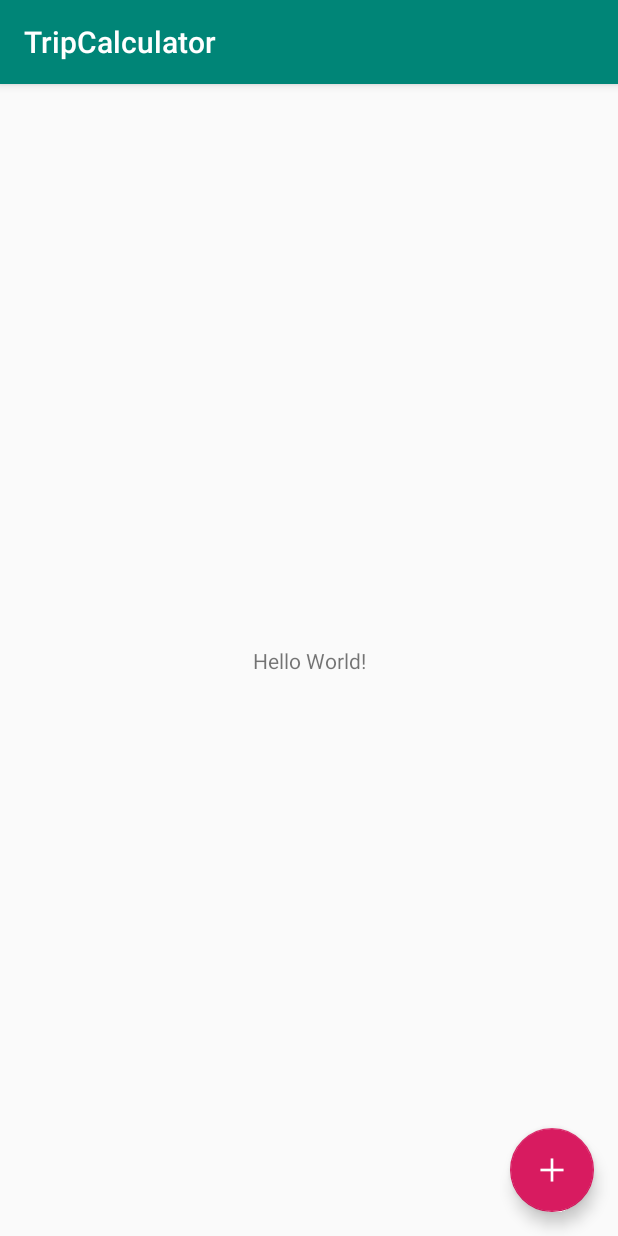
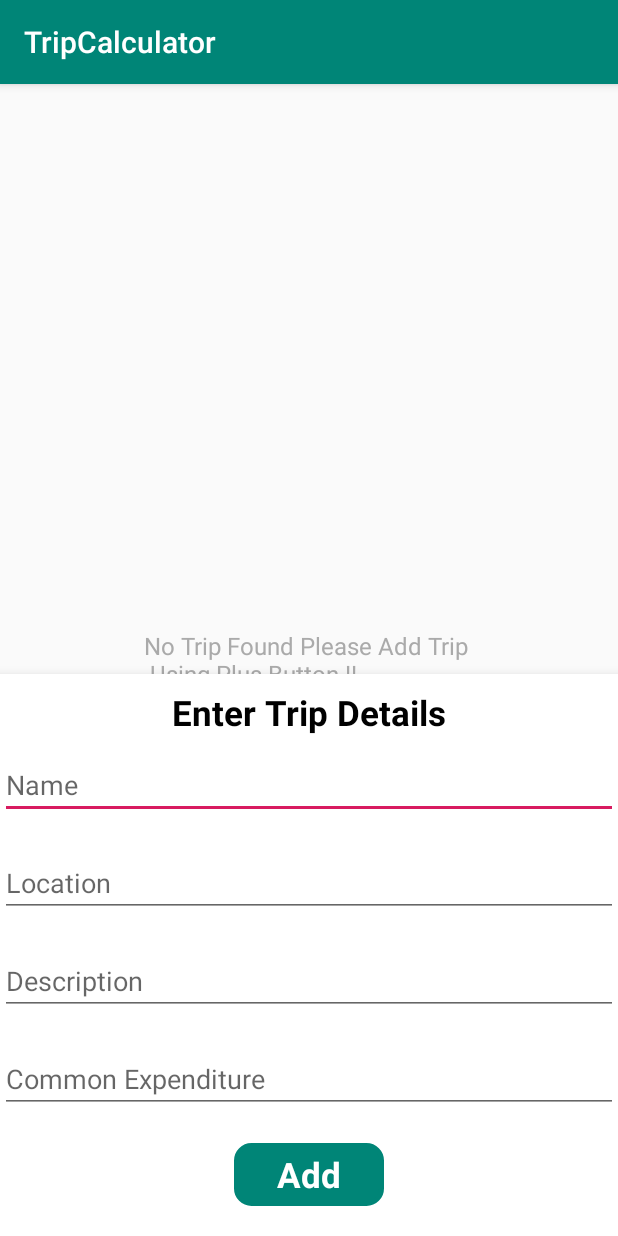
Before and after one commit to Gokulakrishnan2788/TripCalculator, an Android app: the screen it shows after launch (HomeActivity), after a tap on an icon or button, on a phone screen of 412 x 824 dp. Run offline under Robolectric (Android 15) with nearby library versions, the phone set to English and light mode, and no system bars.

Commit message:
Trip Interactor, Presenter and Validator update

```diff
--- a/app/build.gradle
+++ b/app/build.gradle
@@ -5,7 +5,7 @@ android {
     buildToolsVersion "29.0.2"
     defaultConfig {
         applicationId "com.gokulPramati.tripcalculator"
-        minSdkVersion 15
+        minSdkVersion 19
         targetSdkVersion 29
         versionCode 1
         versionName "1.0"
--- a/app/src/main/AndroidManifest.xml
+++ b/app/src/main/AndroidManifest.xml
@@ -4,7 +4,7 @@
 
     <application
         android:allowBackup="true"
-        android:icon="@mipmap/ic_launcher"
+        android:icon="@drawable/icn_app"
         android:label="@string/app_name"
         android:roundIcon="@mipmap/ic_launcher_round"
         android:supportsRtl="true"
--- /dev/null
+++ b/app/src/main/java/com/gokulPramati/tripcalculator/listener/TripClickListener.java
@@ -0,0 +1,9 @@
+package com.gokulPramati.tripcalculator.listener;
+
+/**
+ * Created by Gokulakrishnan Mani on 2020-01-17.
+ */
+public interface TripClickListener {
+   public void onAddTripClick();
+   public  void onTripAdded();
+}
--- a/app/src/main/java/com/gokulPramati/tripcalculator/presenter/TripPresenter.java
+++ b/app/src/main/java/com/gokulPramati/tripcalculator/presenter/TripPresenter.java
@@ -3,37 +3,50 @@ package com.gokulPramati.tripcalculator.presenter;
 import com.gokulPramati.tripcalculator.listener.TripFieldValidationListener;
 import com.gokulPramati.tripcalculator.listener.TripListener;
 import com.gokulPramati.tripcalculator.model.Trip;
+import com.gokulPramati.tripcalculator.viewcontract.TripContract;
+import com.gokulPramati.tripcalculator.viewinteractor.TripDataInteractor;
+import com.gokulPramati.tripcalculator.viewinteractor.TripDataValidtionIntractor;
 
 /**
  * Created by Gokulakrishnan Mani on 2020-01-17.
  */
 public class TripPresenter implements TripListener, TripFieldValidationListener {
 
+    TripDataInteractor tripDataInteractor;
+    TripDataValidtionIntractor tripDataValidtionIntractor;
+    TripContract tripContract;
 
+    public TripPresenter(TripContract tripContract) {
+        this.tripContract = tripContract;
+    }
 
     @Override
     public void onTripNameError() {
+        tripContract.setTripNameError();
 
     }
 
     @Override
     public void onTripLocationError() {
+        tripContract.setLocationError();
 
     }
 
     @Override
     public void onTripDescriptionError() {
 
+        tripContract.setDescriptionError();
     }
 
     @Override
     public void onCommonExpenditureError() {
 
+        tripContract.setCommonExpenditureError();
     }
 
     @Override
     public void onValidationSuccess() {
-
+    tripContract.onValidationSuccess();
     }
 
     @Override
@@ -50,4 +63,11 @@ public class TripPresenter implements TripListener, TripFieldValidationListener
     public void onTripDeleted(Trip trip) {
 
     }
+
+    public void validateTripData(Trip trip){
+        tripDataValidtionIntractor= new TripDataValidtionIntractor(this);
+        tripDataValidtionIntractor.validateTripData(trip);
+    }
+
+
 }
--- a/app/src/main/java/com/gokulPramati/tripcalculator/view/activity/HomeActivity.java
+++ b/app/src/main/java/com/gokulPramati/tripcalculator/view/activity/HomeActivity.java
@@ -7,50 +7,97 @@ import android.os.Bundle;
 
 import com.gokulPramati.tripcalculator.R;
 import com.gokulPramati.tripcalculator.database.DatabaseHelper;
+import com.gokulPramati.tripcalculator.listener.TripClickListener;
 import com.gokulPramati.tripcalculator.model.Trip;
-import com.google.android.material.floatingactionbutton.FloatingActionButton;
-import com.google.android.material.snackbar.Snackbar;
-import com.google.gson.Gson;
+import com.gokulPramati.tripcalculator.view.fragment.TripFragment;
+import com.google.android.material.bottomsheet.BottomSheetBehavior;
 
+import androidx.annotation.NonNull;
 import androidx.appcompat.app.AppCompatActivity;
 import androidx.appcompat.widget.Toolbar;
-
+import androidx.fragment.app.Fragment;
+import androidx.fragment.app.FragmentTransaction;
 import android.util.Log;
 import android.view.View;
-import android.view.Menu;
-import android.view.MenuItem;
+import android.widget.FrameLayout;
+import android.widget.LinearLayout;
+import android.widget.RelativeLayout;
+
 
 import java.util.List;
 
-public class HomeActivity extends AppCompatActivity {
-
+public class HomeActivity extends AppCompatActivity implements TripClickListener,View.OnClickListener {
+FrameLayout fragmentContainer;
+    BottomSheetBehavior sheetBehavior;
+    LinearLayout layoutBottomSheet;
+    RelativeLayout addTripButton;
+    TripFragment tripFragment;
     @Override
     protected void onCreate(Bundle savedInstanceState) {
         super.onCreate(savedInstanceState);
         setContentView(R.layout.activity_main);
         Toolbar toolbar = findViewById(R.id.toolbar);
         setSupportActionBar(toolbar);
+        initView();
+    }
+    public void initView(){
 
-        FloatingActionButton fab = findViewById(R.id.fab);
-        fab.setOnClickListener(new View.OnClickListener() {
+        fragmentContainer= findViewById(R.id.fragmentContainer);
+        layoutBottomSheet=findViewById(R.id.bottom_sheet);
+        sheetBehavior = BottomSheetBehavior.from(layoutBottomSheet);
+        addTripButton=findViewById(R.id.addTripButton);
+        addTripButton.setOnClickListener(this);
+
+        /**
+         * bottom sheet state change listener
+         * we are changing button text when sheet changed state
+         * */
+        sheetBehavior.setBottomSheetCallback(new BottomSheetBehavior.BottomSheetCallback() {
             @Override
-            public void onClick(View view) {
+            public void onStateChanged(@NonNull View bottomSheet, int newState) {
+                switch (newState) {
+                    case BottomSheetBehavior.STATE_HIDDEN:
+                        break;
+                    case BottomSheetBehavior.STATE_EXPANDED:
+                    break;
+                    case BottomSheetBehavior.STATE_COLLAPSED:
+                    break;
+                    case BottomSheetBehavior.STATE_DRAGGING:
+                        break;
+                    case BottomSheetBehavior.STATE_SETTLING:
+                        break;
+                }
+            }
+
+            @Override
+            public void onSlide(@NonNull View bottomSheet, float slideOffset) {
+
+            }
+        });
+
+        tripFragment= new TripFragment();
+        Fragment fragment = tripFragment;
+        tripFragment.setAddTripListener(this);
+        loadFragment(fragment);
+    }
+
+    public void loadFragment(Fragment fragment){
+        FragmentTransaction ft = getSupportFragmentManager().beginTransaction();
+        ft.add(R.id.fragmentContainer, fragment);
+        ft.addToBackStack(null);
+        ft.commit();
+    }
+    public void databaseAction(){
         DatabaseHelper databaseHelper = new DatabaseHelper(getApplicationContext());
         // Creating tags
         Trip trip = new Trip("Goa Trip","Goa","goa description");
         trip.setCommonExpenditureAmount("7000");
         long tripId= databaseHelper.addTrip(trip);
 
-
-
         List<Trip> allTrip = databaseHelper.getAllTrip();
         for (Trip trp : allTrip) {
             Log.d("Trip Name", trp.getName());
         }
-
-
-
-
         // Updating tag name
         //  trip.setName("test trip");
         //  databaseHelper.updateTrip(trip);
@@ -58,11 +105,32 @@ public class HomeActivity extends AppCompatActivity {
         // Don't forget to close database connection
         databaseHelper.closeDB();
     }
-        });
 
+    @Override
+    public void onAddTripClick() {
+        if (sheetBehavior.getState() != BottomSheetBehavior.STATE_EXPANDED) {
+            sheetBehavior.setState(BottomSheetBehavior.STATE_EXPANDED);
+        } else {
+            sheetBehavior.setState(BottomSheetBehavior.STATE_COLLAPSED);
+        }
+    }
+
+    @Override
+    public void onTripAdded() {
+        sheetBehavior.setState(BottomSheetBehavior.STATE_COLLAPSED);
+    }
+
+    @Override
+    public void onClick(View v) {
+        /**
+         * manually opening / closing bottom sheet on button click
+         */
+        if(v.getId()== R.id.addTripButton)
+
+            tripFragment.validateTripDetails(new Trip.TripBuilder().id(1).name("uutiu").location("location").
+                    description("descre").commonExpenditure("234.0").build());
 
     }
-
 //    @Override
 //    public boolean onCreateOptionsMenu(Menu menu) {
 //        // Inflate the menu; this adds items to the action bar if it is present.
--- a/app/src/main/java/com/gokulPramati/tripcalculator/view/fragment/TripFragment.java
+++ b/app/src/main/java/com/gokulPramati/tripcalculator/view/fragment/TripFragment.java
@@ -4,7 +4,6 @@ package com.gokulPramati.tripcalculator.view.fragment;
  * Created by Gokulakrishnan Mani on 2020-01-18.
  */
 import android.content.Context;
-import android.net.Uri;
 import android.os.Bundle;
 
 import androidx.fragment.app.Fragment;
@@ -12,19 +11,29 @@ import androidx.fragment.app.Fragment;
 import android.view.LayoutInflater;
 import android.view.View;
 import android.view.ViewGroup;
+import android.widget.Toast;
 
 import com.gokulPramati.tripcalculator.R;
 import com.gokulPramati.tripcalculator.database.DatabaseHelper;
+import com.gokulPramati.tripcalculator.listener.TripClickListener;
 import com.gokulPramati.tripcalculator.model.Trip;
+import com.gokulPramati.tripcalculator.presenter.TripPresenter;
 import com.gokulPramati.tripcalculator.viewcontract.TripContract;
+import com.google.android.material.floatingactionbutton.FloatingActionButton;
 
 public class TripFragment extends Fragment implements TripContract {
 
     DatabaseHelper databaseHelper;
+    View view;
+    TripPresenter tripPresenter;
+    TripClickListener addTripClickListener;
     public TripFragment() {
         // Required empty public constructor
     }
 
+    public void setAddTripListener(TripClickListener addTripListener){
+       this.addTripClickListener=addTripListener;
+    }
     @Override
     public void onCreate(Bundle savedInstanceState) {
         super.onCreate(savedInstanceState);
@@ -33,14 +42,23 @@ public class TripFragment extends Fragment implements TripContract {
     @Override
     public View onCreateView(LayoutInflater inflater, ViewGroup container,
                              Bundle savedInstanceState) {
-        // Inflate the layout for this fragment
-        return inflater.inflate(R.layout.fragment_home, container, false);
+        if(view== null)
+        view =inflater.inflate(R.layout.fragment_home, container, false);
+        initView();
+
+        return  view;
     }
 
-    // TODO: Rename method, update argument and hook method into UI event
-    public void onButtonPressed(Uri uri) {
-
-    }
+   public void initView(){
+        tripPresenter = new TripPresenter(this);
+       FloatingActionButton fab = view.findViewById(R.id.fab);
+       fab.setOnClickListener(new View.OnClickListener() {
+           @Override
+           public void onClick(View view) {
+               addTripClickListener.onAddTripClick();
+           }
+       });
+   }
 
     @Override
     public void onAttach(Context context) {
@@ -71,26 +89,44 @@ public class TripFragment extends Fragment implements TripContract {
 
     @Override
     public void setTripNameError() {
-
+        showToast("Invalid name");
     }
 
     @Override
     public void setLocationError() {
-
+        showToast("Invalid location");
     }
 
     @Override
     public void setDescriptionError() {
-
+        showToast("Invalid Desc");
     }
 
     @Override
     public void setCommonExpenditureError() {
+        showToast("Invalid Expenditure");
+    }
 
+    @Override
+    public void onValidationSuccess() {
+        showToast("Validation Success");
+        addTripClickListener.onTripAdded();
     }
 
     public void validateTripDetails(Trip trip)
     {
+        tripPresenter.validateTripData(trip);
+    }
+
+    public void navigateToTripDetails(Trip trip){
 
     }
+
+    public void updateTripList(){
+
+    }
+
+    private  void showToast(String msg){
+        Toast.makeText(getActivity(),msg,Toast.LENGTH_LONG).show();
+    }
 }
--- a/app/src/main/java/com/gokulPramati/tripcalculator/viewcontract/TripContract.java
+++ b/app/src/main/java/com/gokulPramati/tripcalculator/viewcontract/TripContract.java
@@ -15,5 +15,6 @@ public interface TripContract {
     public void setLocationError();
     public void setDescriptionError();
     public void setCommonExpenditureError();
+    public void onValidationSuccess();
 
 }
--- a/app/src/main/java/com/gokulPramati/tripcalculator/viewinteractor/TripDataValidtionIntractor.java
+++ b/app/src/main/java/com/gokulPramati/tripcalculator/viewinteractor/TripDataValidtionIntractor.java
@@ -8,16 +8,16 @@ import com.gokulPramati.tripcalculator.model.Trip;
  */
 public class TripDataValidtionIntractor {
     Trip trip;
-    static String ALPHA_PATTERN ="[A-Z][a-z]*";
+    static String ALPHA_PATTERN ="^[a-zA-Z]+(\\s[a-zA-Z]+)?$";
     TripFieldValidationListener tripFieldValidationListener;
 
-    TripDataValidtionIntractor(TripFieldValidationListener tripFieldValidationListener){
+    public TripDataValidtionIntractor(TripFieldValidationListener tripFieldValidationListener){
         this.tripFieldValidationListener=tripFieldValidationListener;
     }
     /**
      * Validating form
      */
-    private void validateTripData(Trip trip) {
+  public void validateTripData(Trip trip) {
         this.trip=trip;
         if (!validateName()) {
             if(tripFieldValidationListener!=null){
@@ -74,7 +74,7 @@ public class TripDataValidtionIntractor {
      * @return
      */
     private  boolean validateDescription(){
-        return trip != null && trip.getDescription() != null && trip.getName().length() > 5;
+        return trip != null && trip.getDescription() != null && trip.getDescription().length() > 5;
     }
 
     /**
@@ -83,6 +83,6 @@ public class TripDataValidtionIntractor {
      */
     private  boolean validateCommonExpenditure(){
         float amount = Float.parseFloat(trip.getCommonExpenditureAmount());
-        return trip != null && trip.getCommonExpenditureAmount() != null && amount>0;
+        return trip != null && trip.getCommonExpenditureAmount() != null && amount>=0;
     }
 }
--- /dev/null
+++ b/app/src/main/res/drawable/rounded_bg.xml
@@ -0,0 +1,11 @@
+<?xml version="1.0" encoding="UTF-8"?>
+<shape xmlns:android="http://schemas.android.com/apk/res/android">
+    <solid android:color="@color/colorPrimary"/>
+    <stroke android:width="3dp"
+        android:color="@color/colorPrimary" />
+    <corners android:radius="10dp"/>
+    <padding android:left="0dp"
+        android:top="0dp"
+        android:right="0dp"
+        android:bottom="0dp" />
+</shape>
--- a/app/src/main/res/layout/activity_main.xml
+++ b/app/src/main/res/layout/activity_main.xml
@@ -22,12 +22,6 @@
 
     <include layout="@layout/content_main" />
 
-    <com.google.android.material.floatingactionbutton.FloatingActionButton
-        android:id="@+id/fab"
-        android:layout_width="wrap_content"
-        android:layout_height="wrap_content"
-        android:layout_gravity="bottom|end"
-        android:layout_margin="@dimen/fab_margin"
-        app:srcCompat="@drawable/icn_plus" />
+    <include layout="@layout/layout_trip_form" />
 
 </androidx.coordinatorlayout.widget.CoordinatorLayout>
--- a/app/src/main/res/layout/content_main.xml
+++ b/app/src/main/res/layout/content_main.xml
@@ -8,13 +8,10 @@
     tools:context=".view.activity.HomeActivity"
     tools:showIn="@layout/activity_main">
 
-    <TextView
-        android:layout_width="wrap_content"
-        android:layout_height="wrap_content"
-        android:text="Hello World!"
-        app:layout_constraintBottom_toBottomOf="parent"
-        app:layout_constraintLeft_toLeftOf="parent"
-        app:layout_constraintRight_toRightOf="parent"
-        app:layout_constraintTop_toTopOf="parent" />
+   <FrameLayout
+       android:id="@+id/fragmentContainer"
+       android:layout_width="match_parent"
+       android:layout_height="match_parent">
+   </FrameLayout>
 
 </androidx.constraintlayout.widget.ConstraintLayout>
--- a/app/src/main/res/layout/fragment_home.xml
+++ b/app/src/main/res/layout/fragment_home.xml
@@ -1,14 +1,30 @@
 <?xml version="1.0" encoding="utf-8"?>
-<FrameLayout xmlns:android="http://schemas.android.com/apk/res/android"
+<RelativeLayout xmlns:android="http://schemas.android.com/apk/res/android"
     xmlns:tools="http://schemas.android.com/tools"
     android:layout_width="match_parent"
     android:layout_height="match_parent"
+    xmlns:app="http://schemas.android.com/apk/res-auto"
     tools:context=".view.fragment.TripFragment">
 
-    <!-- TODO: Update blank fragment layout -->
     <TextView
-        android:layout_width="match_parent"
-        android:layout_height="match_parent"
-        android:text="@string/hello_blank_fragment" />
+        android:id="@+id/no_tirp_tv"
+        android:layout_width="wrap_content"
+        android:layout_height="wrap_content"
+        android:textColor="@android:color/darker_gray"
+        android:textSize="@dimen/alert_text_size"
+        android:layout_centerHorizontal="true"
+        android:layout_centerVertical="true"
+        android:text="@string/no_trip_found_pleae_add_trip_using_plus_button">
 
-</FrameLayout>
+    </TextView>
+
+    <com.google.android.material.floatingactionbutton.FloatingActionButton
+        android:id="@+id/fab"
+        android:layout_width="wrap_content"
+        android:layout_height="wrap_content"
+        android:layout_alignParentBottom="true"
+        android:layout_alignParentRight="true"
+        android:layout_margin="@dimen/fab_margin"
+        app:srcCompat="@drawable/icn_plus" />
+
+</RelativeLayout>
--- /dev/null
+++ b/app/src/main/res/layout/layout_trip_form.xml
@@ -0,0 +1,84 @@
+<?xml version="1.0" encoding="utf-8"?>
+<LinearLayout xmlns:android="http://schemas.android.com/apk/res/android"
+    android:elevation="10dp"
+    xmlns:app="http://schemas.android.com/apk/res-auto"
+    android:id="@+id/bottom_sheet"
+    android:layout_width="match_parent"
+    android:layout_height="wrap_content"
+    android:background="#ffffff"
+    android:orientation="vertical"
+    app:behavior_hideable="true"
+    app:behavior_peekHeight="0dp"
+    app:layout_behavior="com.google.android.material.bottomsheet.BottomSheetBehavior">
+
+    <LinearLayout
+        android:layout_width="match_parent"
+        android:layout_height="match_parent"
+        android:orientation="vertical">
+
+        <TextView
+            android:layout_gravity="center_horizontal"
+            android:layout_width="wrap_content"
+            android:layout_height="wrap_content"
+            android:layout_margin="@dimen/margin_10dp"
+            android:text="@string/enter_trip_details"
+            android:textColor="@android:color/black"
+            android:textSize="@dimen/header_text"
+            android:textStyle="bold">
+        </TextView>
+
+
+            <EditText
+                android:id="@+id/input_name"
+                android:layout_width="match_parent"
+                android:layout_height="wrap_content"
+                android:hint="@string/hint_name"
+                android:inputType="text" />
+
+            <EditText
+                android:layout_marginTop="@dimen/margin_20dp"
+                android:id="@+id/input_location"
+                android:layout_width="match_parent"
+                android:layout_height="wrap_content"
+                android:hint="@string/location"
+                android:inputType="text" />
+
+            <EditText
+                android:layout_marginTop="@dimen/margin_20dp"
+                android:id="@+id/input_desc"
+                android:layout_width="match_parent"
+                android:layout_height="wrap_content"
+                android:hint="@string/description"
+                android:inputType="text" />
+
+            <EditText
+                android:layout_marginTop="@dimen/margin_20dp"
+                android:id="@+id/input_expenditure"
+                android:layout_width="match_parent"
+                android:layout_height="wrap_content"
+                android:hint="@string/common_expenditure"
+                android:inputType="numberDecimal" />
+        <RelativeLayout
+            android:id="@+id/addTripButton"
+            android:background="@drawable/rounded_bg"
+            android:layout_margin="@dimen/margin_20dp"
+            android:layout_gravity="center_horizontal"
+            android:layout_width="@dimen/width_100dp"
+            android:layout_height="wrap_content">
+            <TextView
+               android:layout_centerHorizontal="true"
+                android:paddingLeft="@dimen/margin_10dp"
+                android:paddingRight="@dimen/margin_10dp"
+            android:layout_gravity="center_horizontal"
+            android:layout_width="wrap_content"
+            android:layout_height="wrap_content"
+
+            android:layout_margin="@dimen/padding_5dp"
+            android:text="@string/add"
+            android:textColor="@android:color/white"
+            android:textSize="@dimen/header_text"
+            android:textStyle="bold">
+        </TextView>
+        </RelativeLayout>
+    </LinearLayout>
+</LinearLayout>
--- a/app/src/main/res/values/dimens.xml
+++ b/app/src/main/res/values/dimens.xml
@@ -4,4 +4,14 @@
     <dimen name="splash_image_height">200dp</dimen>
     <dimen name="progress_bar_width">50dp</dimen>
     <dimen name="progress_bar_height">50dp</dimen>
+    <dimen name="alert_text_size">16sp</dimen>
+    <dimen name="activity_padding">16dp</dimen>
+    <dimen name="header_text">23sp</dimen>
+    <dimen name="divider_1dp">1dp</dimen>
+    <dimen name="divider_margin">10dp</dimen>
+    <dimen name="margin_20dp">20dp</dimen>
+    <dimen name="padding_5dp">5dp</dimen>
+    <dimen name="margin_10dp">10dp</dimen>
+    <dimen name="width_100dp">100dp</dimen>
+    <dimen name="button_text_16dp">16sp</dimen>
 </resources>
--- a/app/src/main/res/values/strings.xml
+++ b/app/src/main/res/values/strings.xml
@@ -8,4 +8,12 @@
 
     <!-- TODO: Remove or change this placeholder text -->
     <string name="hello_blank_fragment">Hello blank fragment</string>
+    <string name="no_trip_found_pleae_add_trip_using_plus_button">No Trip Found Please Add Trip \n Using Plus Button !!</string>
+    <string name="enter_trip_details">Enter Trip Details</string>
+    <string name="hint_name">Name</string>
+    <string name="email">Email</string>
+    <string name="location">Location</string>
+    <string name="description">Description</string>
+    <string name="common_expenditure">Common Expenditure</string>
+    <string name="add">Add</string>
 </resources>
```
Also changed, not shown: app/src/main/res/drawable/icn_app.png (added). Lines whose indentation alone changed are shown as unchanged.
